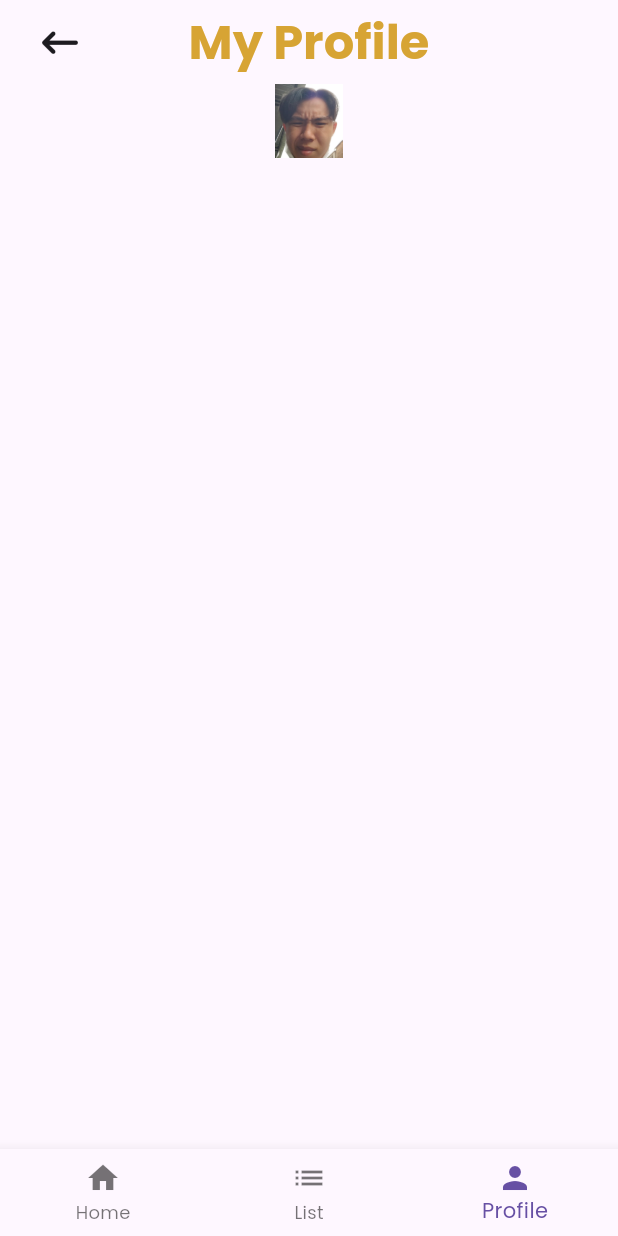
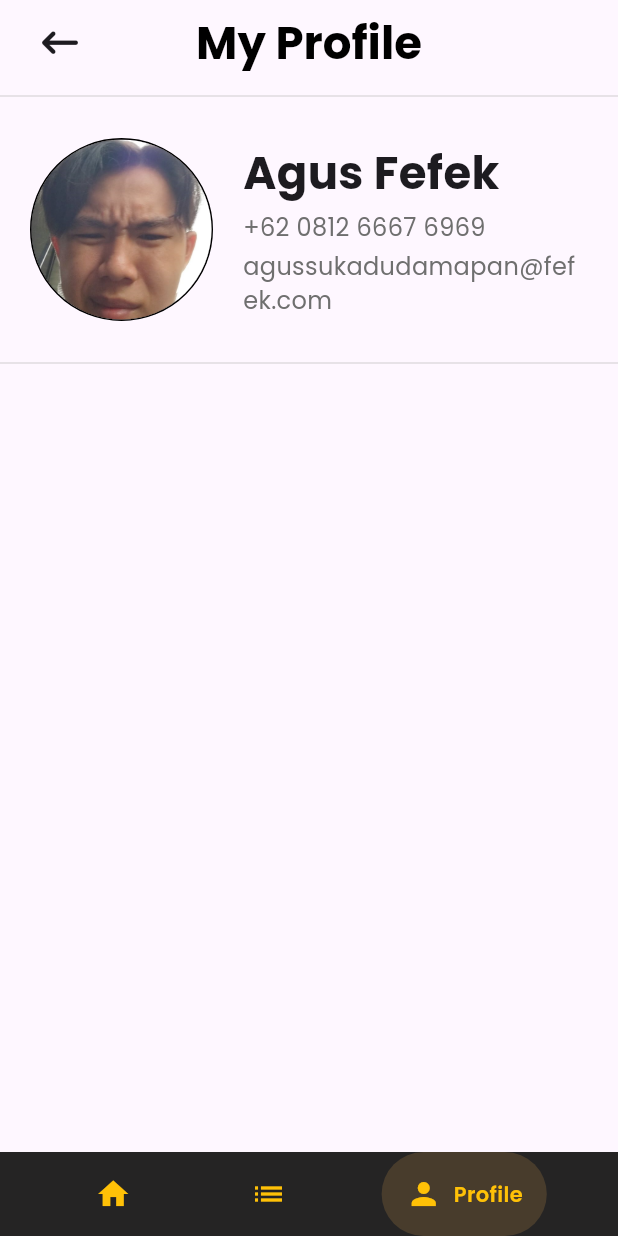
Before and after one commit to ChenCiaLiang/2_D_Bioskop, a Flutter app: the navigationBar screen opened directly, item 3 of the bottom bar chosen, on a phone screen of 412 x 824 dp. Run offline on Flutter 3.47's test engine with Material 3 defaults, Android fonts, the light colour scheme and no system bars; drawn by our look-alikes of google_nav_bar; our stand-ins replace font_awesome_flutter, get.

Commit message:
Profile sementara, Gnav

```diff
--- a/tubez/lib/screens/profile.dart
+++ b/tubez/lib/screens/profile.dart
@@ -1,8 +1,5 @@
 import 'package:flutter/material.dart';
 import 'package:font_awesome_flutter/font_awesome_flutter.dart';
-import 'package:tubez/theme.dart';
-import 'package:tubez/widgets/checkbox.dart';
-import 'package:tubez/widgets/primary_button.dart';
 
 class profileScreen extends StatefulWidget {
   const profileScreen({super.key});
@@ -23,22 +20,91 @@ class _profileScreenState extends State<profileScreen> {
           icon: const Icon(FontAwesomeIcons.arrowLeftLong),
         ),
         leadingWidth: 80,
-        title: Text('My Profile', style: titleText),
+        title: const Text(
+          'My Profile',
+          style: TextStyle(
+              fontWeight: FontWeight.bold,
+              fontSize: 30,
+              color: Color.fromARGB(255, 0, 0, 0)),
+        ),
         centerTitle: true,
       ),
-      body: const Column(
+      body: Column(
         children: [
-          Row(
-            mainAxisAlignment: MainAxisAlignment.center,
-            children: [
-              BuildButton(
-                iconImage: Image(
-                    height: 100,
-                    width: 100,
-                    image: AssetImage('images/download.png')),
-              ),
-            ],
-          )
+          const Divider(
+            thickness: 1,
+            color: Color.fromARGB(104, 178, 178, 178),
+          ),
+          const SizedBox(
+            height: 20,
+          ),
+          Padding(
+            padding: const EdgeInsets.symmetric(horizontal: 20),
+            child: Row(
+              mainAxisAlignment: MainAxisAlignment.start,
+              children: [
+                Container(
+                  decoration: BoxDecoration(
+                    shape: BoxShape.circle,
+                    border: Border.all(
+                      color: const Color.fromARGB(255, 0, 0, 0),
+                      width: 1,
+                    ),
+                  ),
+                  child: const CircleAvatar(
+                    radius: 60,
+                    backgroundColor: Colors.black,
+                    backgroundImage: AssetImage("images/download.png"),
+                  ),
+                ),
+                const SizedBox(
+                  width: 20,
+                ),
+                const Expanded(
+                  child: Column(
+                    crossAxisAlignment: CrossAxisAlignment.start,
+                    children: [
+                      Text(
+                        'Agus Fefek',
+                        style: TextStyle(
+                          fontWeight: FontWeight.bold,
+                          fontSize: 30,
+                        ),
+                      ),
+                      SizedBox(
+                        height: 3,
+                      ),
+                      Text(
+                        '+62 0812 6667 6969',
+                        style: TextStyle(
+                            fontSize: 16,
+                            color: Color.fromARGB(255, 111, 111, 111)),
+                      ),
+                      SizedBox(
+                        height: 3,
+                      ),
+                      Text(
+                        'agussukadudamapan@fefek.com',
+                        style: TextStyle(
+                            fontSize: 16,
+                            color: Color.fromARGB(255, 111, 111, 111)),
+                      )
+                    ],
+                  ),
+                ),
+              ],
+            ),
+          ),
+          const SizedBox(
+            height: 20,
+          ),
+          const Divider(
+            thickness: 1,
+            color: Color.fromARGB(104, 178, 178, 178),
+          ),
+          const SizedBox(
+            height: 20,
+          ),
         ],
       ),
     );
--- a/tubez/lib/widgets/navigation.dart
+++ b/tubez/lib/widgets/navigation.dart
@@ -1,6 +1,5 @@
 import 'package:flutter/material.dart';
 import 'package:google_nav_bar/google_nav_bar.dart';
-import 'package:tubez/controller/navigationcontroller.dart';
 import 'package:flutter/src/widgets/framework.dart';
 import 'package:get/get.dart';
 import 'package:tubez/screens/home.dart';
@@ -32,14 +31,24 @@ class _navigationBarState extends State<navigationBar> {
   @override
   Widget build(BuildContext context) {
     return Scaffold(
-      bottomNavigationBar: BottomNavigationBar(
-        items: const [
-          BottomNavigationBarItem(icon: Icon(Icons.home), label: 'Home'),
-          BottomNavigationBarItem(icon: Icon(Icons.list), label: 'List'),
-          BottomNavigationBarItem(icon: Icon(Icons.person), label: 'Profile'),
+      bottomNavigationBar: GNav(
+        mainAxisAlignment: MainAxisAlignment.spaceEvenly,
+        backgroundColor: const Color.fromARGB(255, 37, 36, 36),
+        color: Colors.amber,
+        activeColor: Colors.amber,
+        tabBackgroundColor: const Color.fromARGB(255, 72, 60, 44),
+        padding: const EdgeInsets.all(16),
+        gap: 8,
+        tabs: const [
+          GButton(
+            icon: Icons.home,
+            text: 'Home',
+          ),
+          GButton(icon: Icons.list, text: 'Menu'),
+          GButton(icon: Icons.person, text: 'Profile'),
         ],
-        currentIndex: _selectedIndex,
-        onTap: _onItemTapped,
+        selectedIndex: _selectedIndex,
+        onTabChange: _onItemTapped,
       ),
       body: _widgetOptions.elementAt(_selectedIndex),
     );
```
Also changed, not shown: tubez/lib/controller/navigationcontroller.dart (deleted, +0 -15 lines), tubez/lib/screens/home.dart (+6 -58 lines).
